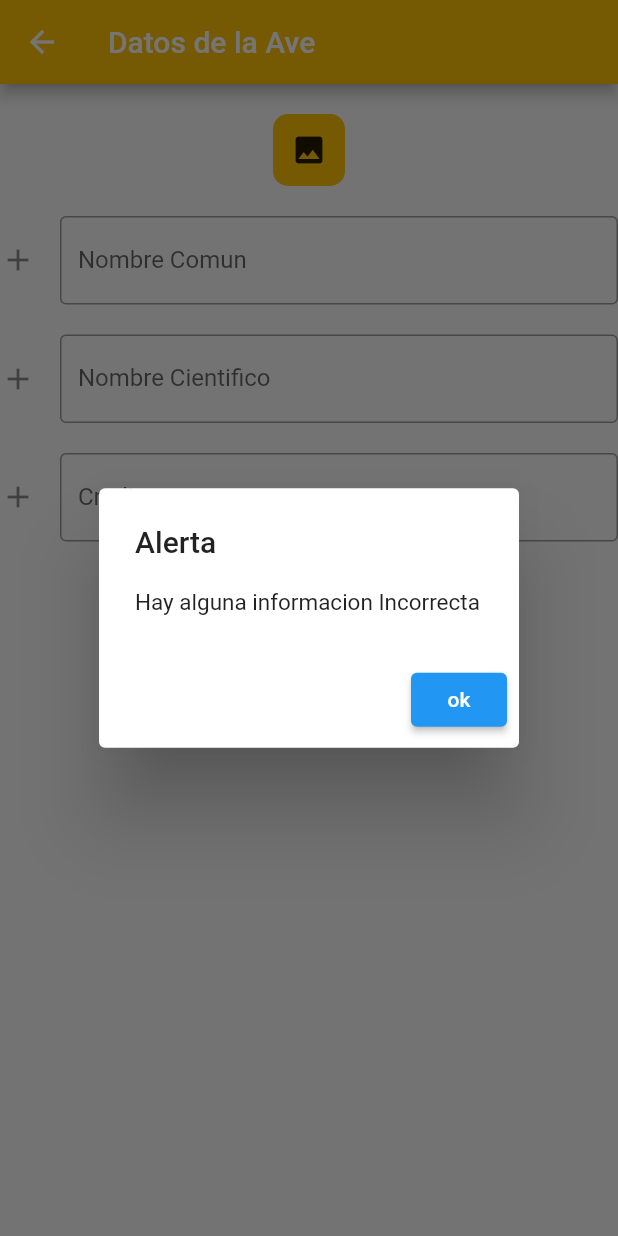
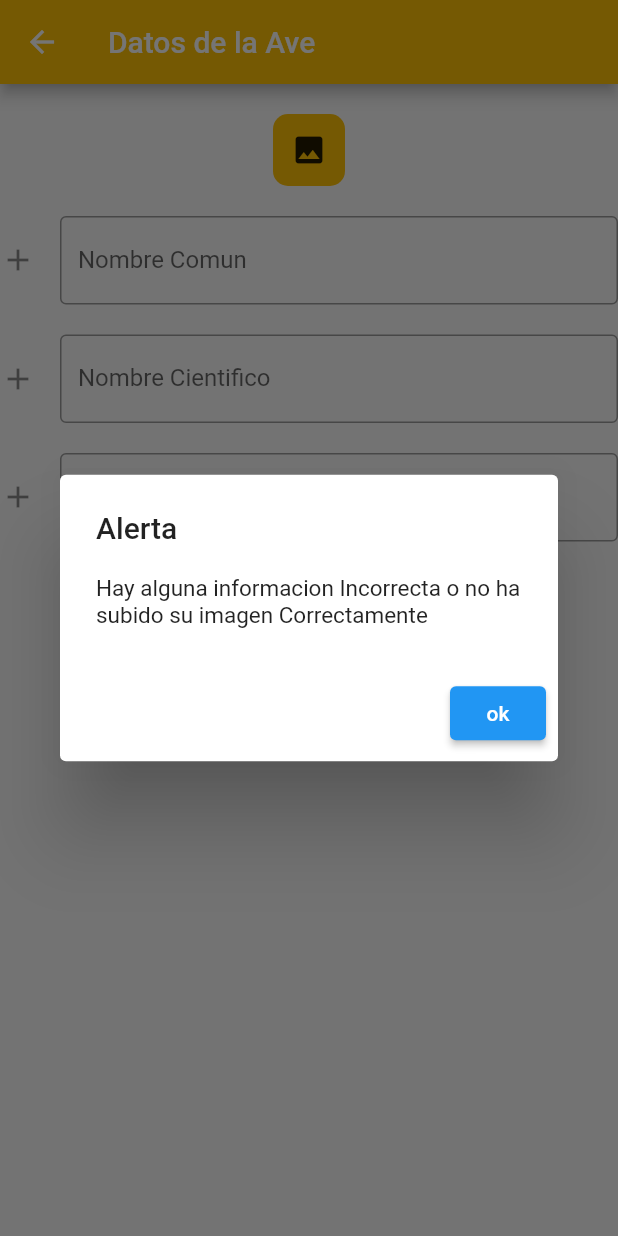
Before and after one commit to alanlopez0208/aves_dgo_nuevo, a Flutter app: the Formulario screen opened directly, after a tap on "Registrar", on a phone screen of 412 x 824 dp. Run offline on Flutter 3.47's test engine with Material 2 defaults, Android fonts, the phone set to English and light mode, and no system bars; our stand-ins replace cloud_firestore, firebase_core, firebase_storage, image_picker; accounts and stored records are empty; Roboto replaces fonts that are missing (Arial).

Commit message:
Correcion de Insertar en el archivo actualizarDatos.dart

```diff
--- a/lib/paginas/formulario.dart
+++ b/lib/paginas/formulario.dart
@@ -84,7 +84,7 @@ class MiFormulario extends State<Formulario> {
                   if (validarNombre(controladorNombreComun.text) &&
                       validarNombreCient(controladorNombereCient.text) &&
                       (validarNombre(controladorNombreAutor.text)) &&
-                      Datos.downloadURL != null) {
+                      Datos.downloadURL != "") {
                     dat!.nombreCien = controladorNombereCient.text;
                     dat!.nombreCom = controladorNombreComun.text;
                     dat!.nombreCrd = controladorNombreAutor.text;
@@ -145,7 +145,7 @@ void alertaNombre(BuildContext context) {
       builder: (BuildContext context) {
         return AlertDialog(
           title: Text("Alerta"),
-          content: Text("Hay alguna informacion Incorrecta",
+          content: Text("Hay alguna informacion Incorrecta o no ha subido su imagen Correctamente",
               style: TextStyle(fontFamily: "Arial", fontSize: 15)),
           actions: <Widget>[
             ElevatedButton(
```
Also changed, not shown: lib/paginas/actualizarDatos.dart (+4 -6 lines), lib/paginas/fotos.dart (+8 -0 lines).
